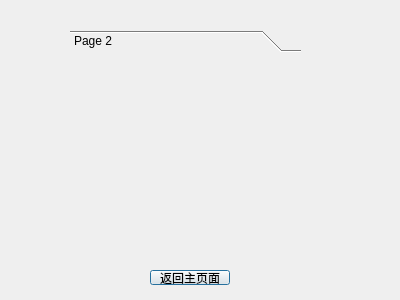
First picture: the form in messagebox.ui, repository ljy9912/summer, before the edit.
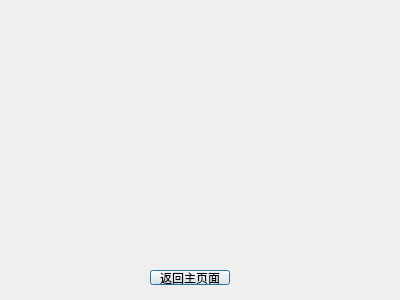
Second picture: the form after the edit.

What changed in the file:
```diff
--- a/messagebox.ui
+++ b/messagebox.ui
@@ -13,35 +13,6 @@
   <property name="windowTitle">
    <string>Dialog</string>
   </property>
-  <widget class="QToolBox" name="toolBox">
-   <property name="geometry">
-    <rect>
-     <x>70</x>
-     <y>30</y>
-     <width>231</width>
-     <height>221</height>
-    </rect>
-   </property>
-   <property name="currentIndex">
-    <number>0</number>
-   </property>
-   <widget class="QWidget" name="welcome">
-    <property name="geometry">
-     <rect>
-      <x>0</x>
-      <y>0</y>
-      <width>231</width>
-      <height>200</height>
-     </rect>
-    </property>
-    <property name="toolTip">
-     <string>&lt;html&gt;&lt;head/&gt;&lt;body&gt;&lt;p&gt;欢迎！&lt;/p&gt;&lt;/body&gt;&lt;/html&gt;</string>
-    </property>
-    <attribute name="label">
-     <string>Page 2</string>
-    </attribute>
-   </widget>
-  </widget>
   <widget class="QPushButton" name="main">
    <property name="geometry">
     <rect>
@@ -55,6 +26,16 @@
     <string>返回主页面</string>
    </property>
   </widget>
+  <widget class="QStackedWidget" name="stackedWidget">
+   <property name="geometry">
+    <rect>
+     <x>39</x>
+     <y>30</y>
+     <width>311</width>
+     <height>211</height>
+    </rect>
+   </property>
+  </widget>
  </widget>
  <resources/>
  <connections/>
```
